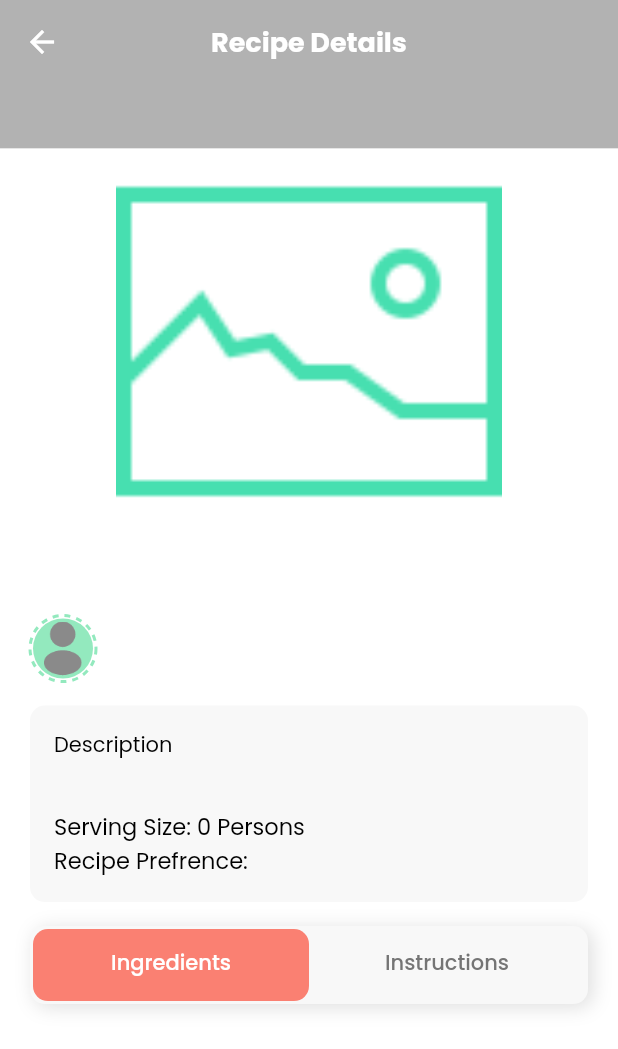
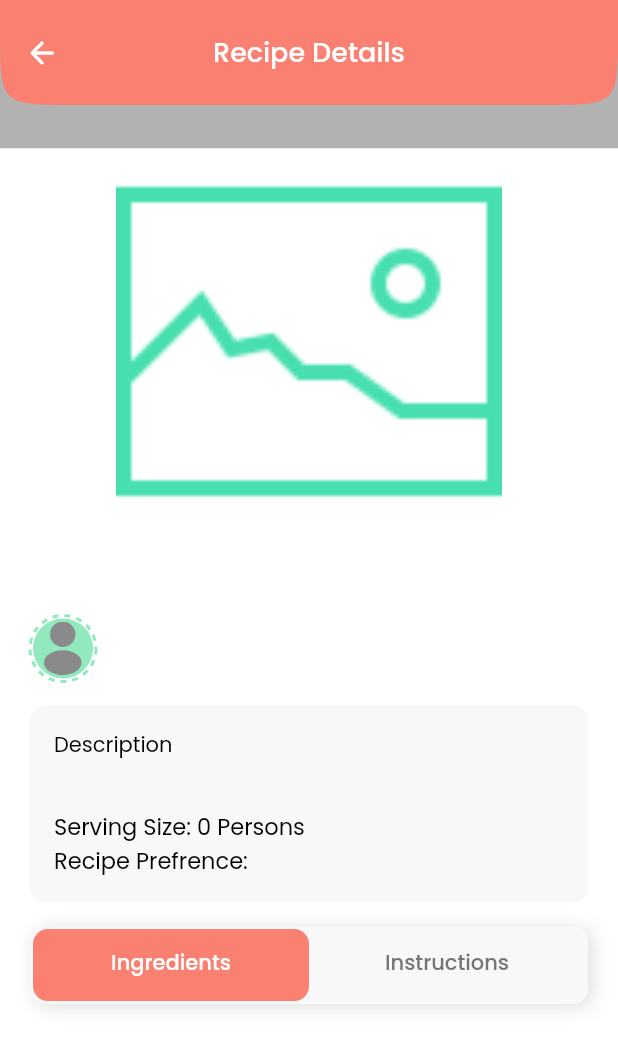
Before and after one commit to Binate-Digital/menu_minder, a Flutter app: the RecipeDetailsScreen screen opened directly with empty values, on a phone screen of 412 x 824 dp. Shown: the top 1049 px of the screen. Run offline on Flutter 3.47's test engine with Material 2 defaults, Android fonts, the phone set to English and light mode, and no system bars; drawn by our look-alikes of dotted_border; our stand-ins replace carousel_slider, circular_countdown_timer, connectivity, country_code_picker, custom_refresh_indicator, dio and 30 more; accounts and stored records are empty.

Commit message:
pushed bugs resolved

```diff
--- a/lib/view/recipe_details/screens/recipe_details_screen.dart
+++ b/lib/view/recipe_details/screens/recipe_details_screen.dart
@@ -51,14 +51,16 @@ class _RecipeDetailsScreenState extends State<RecipeDetailsScreen>
     return Scaffold(
       extendBodyBehindAppBar: true,
       bottomNavigationBar: widget.bottomNavigationBar,
-      appBar: AppStyles.appBar(
-        "Recipe Details",
-        () {
-          AppNavigator.pop(context);
-        },
-        textSize: 18,
-        action: widget.action,
-      ),
+      // appBar: AppStyles.appBar(
+      //   "Recipe Details",
+      //   () {
+      //     AppNavigator.pop(context);
+      //   },
+      //   textSize: 18,
+      //   action: widget.action,
+
+      // ),
+      appBar: AppStyles.pinkAppBar(context, "Recipe Details"),
       body: Column(
         children: [
           Stack(
@@ -139,16 +141,23 @@ class _RecipeDetailsScreenState extends State<RecipeDetailsScreen>
                           ),
                         ),
                   SizedBox(height: 10),
-                  Positioned(
-                    bottom: 10,
-                    left: 0,
-                    right: 0,
-                    child: Row(
-                      mainAxisAlignment: MainAxisAlignment.center,
-                      children: List.generate(
-                        widget.mealData!.recipeImages?.length ?? 0,
-                        (index) => buildDotIndicator(index),
-                      ),
+                  // Positioned(
+                  //   bottom: 10,
+                  //   left: 0,
+                  //   right: 0,
+                  //   child: Row(
+                  //     mainAxisAlignment: MainAxisAlignment.center,
+                  //     children: List.generate(
+                  //       widget.mealData!.recipeImages?.length ?? 0,
+                  //       (index) => buildDotIndicator(index),
+                  //     ),
+                  //   ),
+                  // ),
+                  Row(
+                    mainAxisAlignment: MainAxisAlignment.center,
+                    children: List.generate(
+                      widget.mealData!.recipeImages?.length ?? 0,
+                      (index) => buildDotIndicator(index),
                     ),
                   ),
                   Padding(
```
Also changed, not shown: lib/common/web_screen.dart (+6 -1 lines), lib/main.dart (+18 -4 lines), lib/view/spooncular/spooncular_views/spooncular_details_screen.dart (+6 -4 lines), 1 other file.
